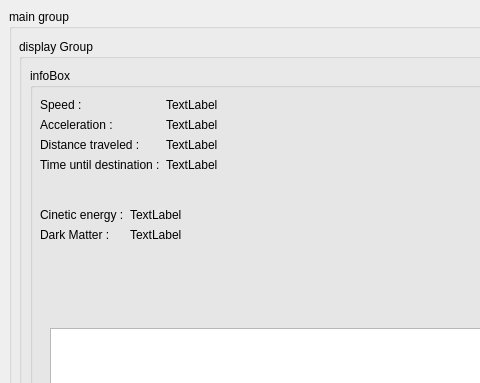
Before: the Qt Designer form gui/UniverseIdleGUI.ui in cyphics/universe-idle, drawn with Qt 5; both pictures show x 0 to 480 and y 0 to 383 of the 1113 by 917 pixel window.
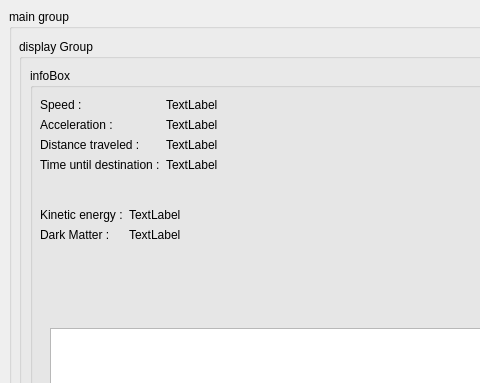
After: the same form once the commit is applied.

Commit message: typo: cinetic -> kinetic

What changed in the file:
```diff
--- a/gui/UniverseIdleGUI.ui
+++ b/gui/UniverseIdleGUI.ui
@@ -132,7 +132,7 @@
                 <item row="0" column="0">
                  <widget class="QLabel" name="cinetic_energy_label">
                   <property name="text">
-                   <string>Cinetic energy :</string>
+                   <string>Kinetic energy :</string>
                   </property>
                  </widget>
                 </item>
```
Left out of the diff: 4 changed lines with no effect on the pictures. The commit also changes 7 other files.
